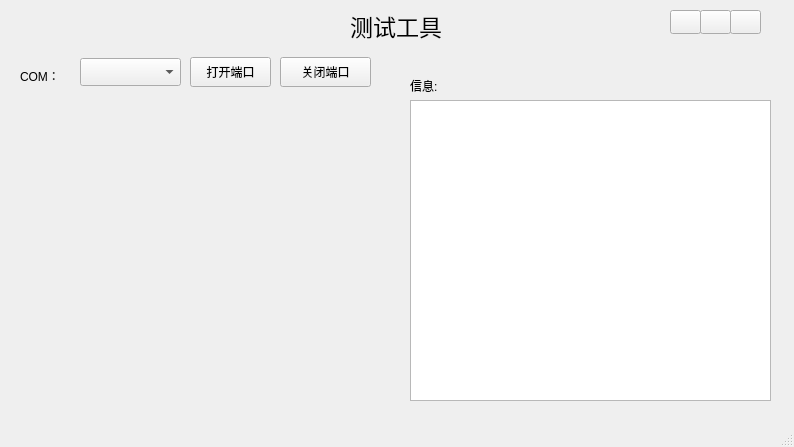
This is mainwindow.ui in Cindy723/QT- as Qt 5 draws it before an edit. The edited form follows.
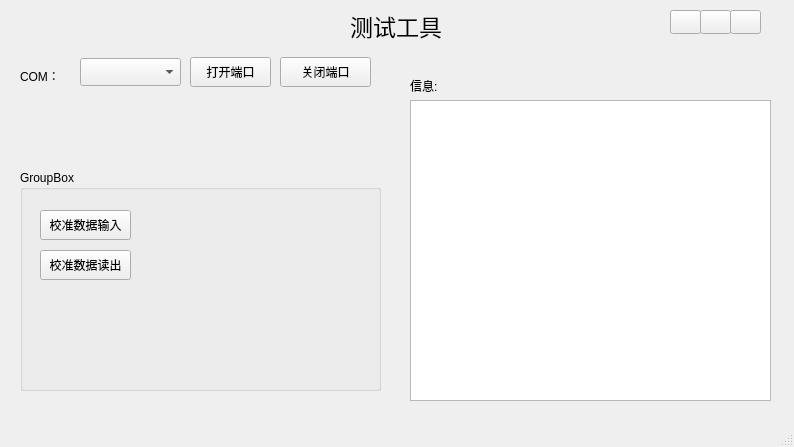
This is the edited form.

Diff of the .ui file:
```diff
--- a/mainwindow.ui
+++ b/mainwindow.ui
@@ -163,6 +163,45 @@
      <string>信息:</string>
     </property>
    </widget>
+   <widget class="QGroupBox" name="groupBox">
+    <property name="geometry">
+     <rect>
+      <x>20</x>
+      <y>170</y>
+      <width>361</width>
+      <height>221</height>
+     </rect>
+    </property>
+    <property name="title">
+     <string>GroupBox</string>
+    </property>
+    <widget class="QPushButton" name="PB_read">
+     <property name="geometry">
+      <rect>
+       <x>20</x>
+       <y>80</y>
+       <width>91</width>
+       <height>30</height>
+      </rect>
+     </property>
+     <property name="text">
+      <string>校准数据读出</string>
+     </property>
+    </widget>
+    <widget class="QPushButton" name="PB_set">
+     <property name="geometry">
+      <rect>
+       <x>20</x>
+       <y>40</y>
+       <width>91</width>
+       <height>30</height>
+      </rect>
+     </property>
+     <property name="text">
+      <string>校准数据输入</string>
+     </property>
+    </widget>
+   </widget>
   </widget>
   <widget class="QMenuBar" name="menubar">
    <property name="geometry">
```
